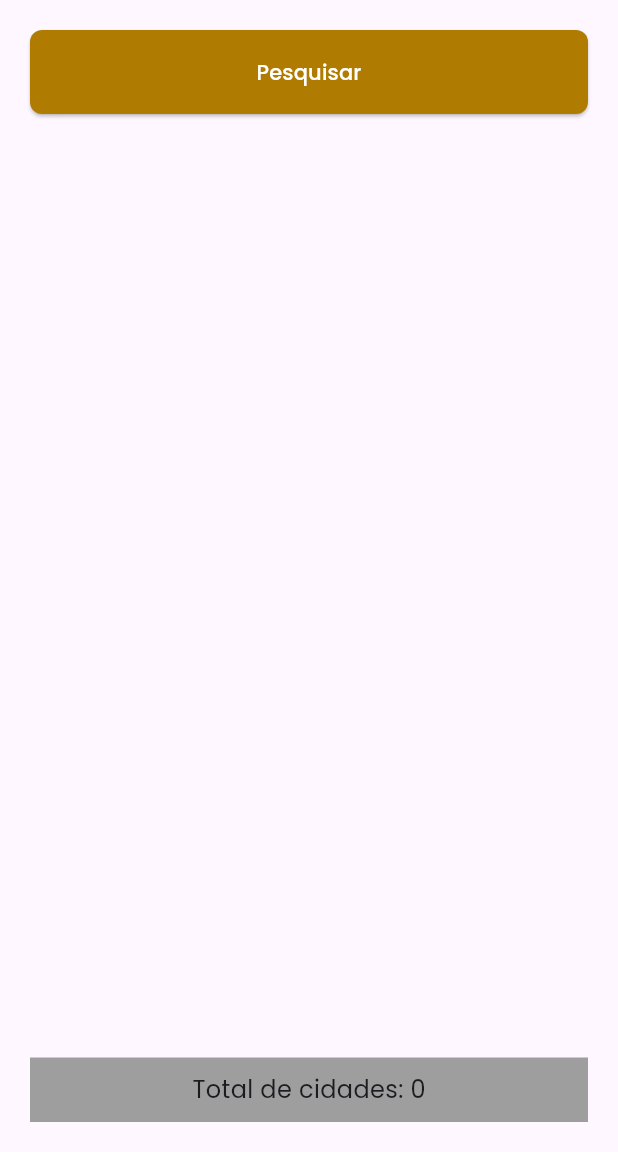
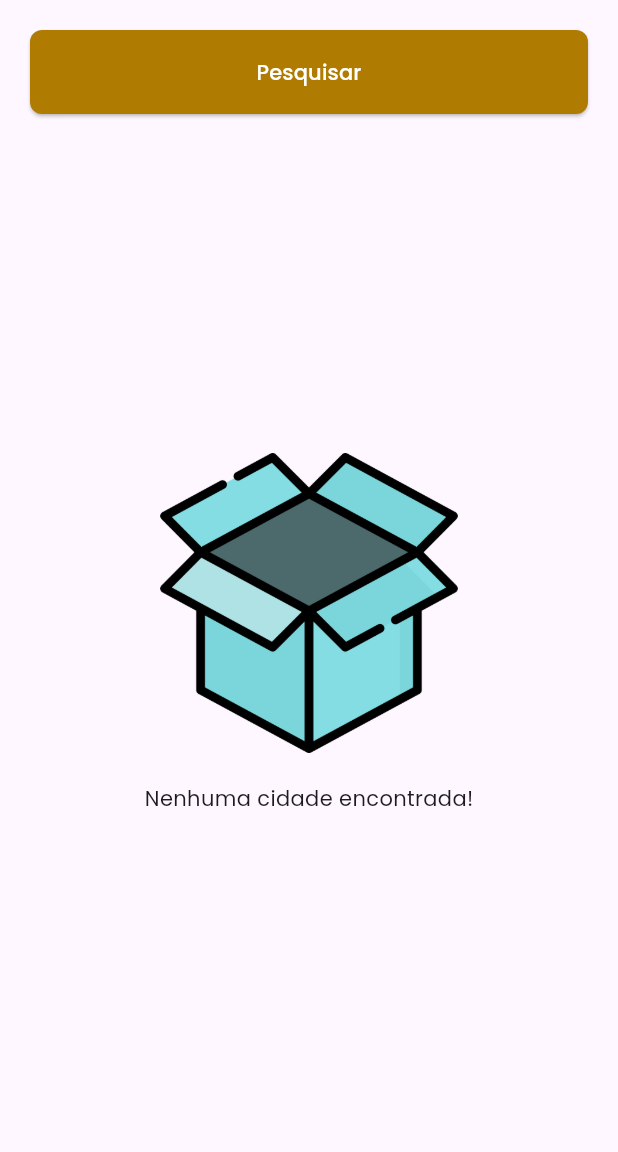
Before and after one commit to ACMedis/playground-flutter, a Flutter app: the CityPage screen opened by its route, on a phone screen of 412 x 824 dp, the part 84-1236 px from its top. Run offline on Flutter 3.47's test engine with Material 2 defaults, Android fonts, the phone set to English and light mode, and no system bars; our stand-ins replace dio, flutter_mobx, flutter_modular, loading_animation_widget, mobx, shared_preferences and 1 more; accounts and stored records are empty; generated files the repository leaves out were written again.

Commit message:
Adicionado mobx modulo cidades
Adicionado mobx modulo cidades

```diff
--- /dev/null
+++ b/playground/lib/src/core/ui/widgets/playground_button.dart
@@ -0,0 +1,31 @@
+import 'package:flutter/material.dart';
+
+class PlaygroundButton extends StatelessWidget {
+  final String label;
+  final VoidCallback onPressed;
+  final bool isLoading;
+
+  const PlaygroundButton({
+    super.key,
+    required this.label,
+    required this.onPressed,
+    this.isLoading = false,
+  });
+
+  @override
+  Widget build(BuildContext context) {
+    return ElevatedButton(
+      onPressed: isLoading ? null : onPressed,
+      style: ElevatedButton.styleFrom(
+        minimumSize: const Size.fromHeight(56),
+      ),
+      child: Visibility(
+        visible: isLoading,
+        replacement: Text(label),
+        child: const Center(
+          child: CircularProgressIndicator(color: Colors.white),
+        ),
+      ),
+    );
+  }
+}
--- /dev/null
+++ b/playground/lib/src/core/ui/widgets/playground_empty.dart
@@ -0,0 +1,31 @@
+import 'package:flutter/material.dart';
+
+class PlaygroundEmpty extends StatelessWidget {
+  final String imagePath;
+  final String message;
+
+  const PlaygroundEmpty({
+    super.key,
+    required this.imagePath,
+    required this.message,
+  });
+
+  @override
+  Widget build(BuildContext context) {
+    return Center(
+      child: Column(
+        mainAxisAlignment: MainAxisAlignment.center,
+        children: [
+          Image.asset(
+            imagePath,
+            fit: BoxFit.cover,
+            width: 200,
+            height: 200,
+          ),
+          const SizedBox(height: 20),
+          Text(message)
+        ],
+      ),
+    );
+  }
+}
--- a/playground/lib/src/features/cities/city_module.dart
+++ b/playground/lib/src/features/cities/city_module.dart
@@ -1,5 +1,6 @@
 import 'package:flutter_modular/flutter_modular.dart';
 import 'package:playground_app/src/features/cities/city_page.dart';
+import 'package:playground_app/src/features/cities/city_store.dart';
 import 'package:playground_app/src/repositories/city/city_repository.dart';
 import 'package:playground_app/src/repositories/city/city_repository_impl.dart';
 import 'package:playground_app/src/services/city/city_service.dart';
@@ -10,6 +11,7 @@ class CityModule extends Module {
   List<Bind> get binds => [
         Bind.factory<CityRepository>((i) => CityRepositoryImpl(i())),
         Bind.factory<CityService>((i) => CityServiceImpl(i())),
+        Bind.singleton<CityStore>((i) => CityStore(i())),
       ];
 
   @override
--- a/playground/lib/src/features/cities/city_page.dart
+++ b/playground/lib/src/features/cities/city_page.dart
@@ -1,6 +1,13 @@
 import 'package:flutter/material.dart';
 
+import 'package:flutter_mobx/flutter_mobx.dart';
+import 'package:flutter_modular/flutter_modular.dart';
+import 'package:mobx/mobx.dart';
 import 'package:playground_app/src/core/ui/helpers/messages.dart';
+import 'package:playground_app/src/core/ui/widgets/playground_button.dart';
+import 'package:playground_app/src/core/ui/widgets/playground_empty.dart';
+import 'package:playground_app/src/features/cities/city_state.dart';
+import 'package:playground_app/src/features/cities/city_store.dart';
 import 'package:playground_app/src/features/cities/widgets/city_tile.dart';
 
 class CityPage extends StatefulWidget {
@@ -11,69 +18,88 @@ class CityPage extends StatefulWidget {
 }
 
 class _CityPageState extends State<CityPage> {
+  late ReactionDisposer _reactDisposer;
+
   @override
   void initState() {
     super.initState();
+    final store = Modular.get<CityStore>();
+
+    WidgetsBinding.instance.addPostFrameCallback((timeStamp) {
+      _reactDisposer = reaction((_) => store.state, (state) {
+        if (state is CityErrorState) {
+          Messages.showError(state.errorMessage!, context);
+        }
+      });
+    });
   }
 
   @override
   void dispose() {
+    _reactDisposer();
     super.dispose();
   }
 
   @override
   Widget build(BuildContext context) {
+    final store = Modular.get<CityStore>();
+
     return Scaffold(
       appBar: AppBar(
         title: const Text('Lista produtos'),
       ),
-      body: Container(
+      body: Observer(builder: (_) {
+        final state = store.state;
+        final citiesLength = state.cities.length;
+
+        return Container(
             padding: const EdgeInsets.all(20),
             child: Column(
               crossAxisAlignment: CrossAxisAlignment.start,
               children: [
-            ElevatedButton(
-              onPressed: () {},
-              style: ElevatedButton.styleFrom(
-                minimumSize: const Size.fromHeight(56),
-              ),
-              child: const Text('Pesquisar'),
+                PlaygroundButton(
+                  label: 'Pesquisar',
+                  onPressed: () {
+                    store.fetchCities();
+                  },
+                  isLoading: (state is CityLoadingState),
                 ),
                 const SizedBox(height: 20),
                 Expanded(
                   child: Visibility(
-                visible: false,
+                    visible: (citiesLength == 0),
                     replacement: ListView.builder(
-                  itemCount: 1,
+                      itemCount: citiesLength,
                       itemBuilder: (_, index) {
-                    return null;
-
-                    // final city = cities[index];
-                    // return CityTile(city: city);
+                        final city = state.cities[index];
+                        return CityTile(city: city);
                       },
                     ),
-                child: const Center(
-                  child: CircularProgressIndicator(),
+                    child: const PlaygroundEmpty(
+                        imagePath: 'assets/images/empty.png',
+                        message: 'Nenhuma cidade encontrada!'),
                   ),
                 ),
-            ),
-            SizedBox(
+                Offstage(
+                  offstage: (citiesLength == 0),
+                  child: SizedBox(
                     width: double.infinity,
                     child: Container(
                       padding: const EdgeInsets.all(10),
                       decoration: const BoxDecoration(
                         color: Colors.grey,
                       ),
-                child: const Center(
+                      child: Center(
                           child: Text(
-                  'Total de cidades: 0',
-                  style: TextStyle(fontSize: 16),
+                        'Total de cidades: $citiesLength',
+                        style: const TextStyle(fontSize: 16),
                       )),
+                    ),
                   ),
                 )
               ],
-        ),
-      ),
+            ));
+      }),
     );
   }
 }
--- /dev/null
+++ b/playground/lib/src/features/cities/city_state.dart
@@ -0,0 +1,61 @@
+import 'package:playground_app/src/models/city_model.dart';
+
+sealed class CityState {
+  final List<CityModel> cities;
+  final bool isLoading;
+  final String? errorMessage;
+
+  CityState({
+    required this.cities,
+    this.isLoading = false,
+    this.errorMessage,
+  });
+
+  factory CityState.initial() => CityInitialState();
+
+  CityState setLoading() {
+    return CityLoadingState();
+  }
+
+  CityState setLoaded(List<CityModel> value) {
+    return CityLoadedState(cities: value);
+  }
+
+  CityState setError(String message) {
+    return CityErrorState(errorMessage: message);
+  }
+}
+
+class CityInitialState extends CityState {
+  CityInitialState()
+      : super(
+          cities: [],
+          isLoading: false,
+          errorMessage: '',
+        );
+}
+
+class CityLoadingState extends CityState {
+  CityLoadingState()
+      : super(
+          cities: [],
+          isLoading: true,
+          errorMessage: '',
+        );
+}
+
+class CityLoadedState extends CityState {
+  CityLoadedState({required super.cities})
+      : super(
+          isLoading: false,
+          errorMessage: '',
+        );
+}
+
+class CityErrorState extends CityState {
+  CityErrorState({required super.errorMessage})
+      : super(
+          cities: [],
+          isLoading: false,
+        );
+}
```
Also changed, not shown: playground/lib/src/features/cities/city_store.dart (added, +30 -0 lines), playground/lib/src/features/products/product_page.dart (+16 -12 lines), playground/assets/images/empty.png (added), playground/lib/src/features/cities/city_store.g.dart (added). Lines whose indentation alone changed are shown as unchanged.
